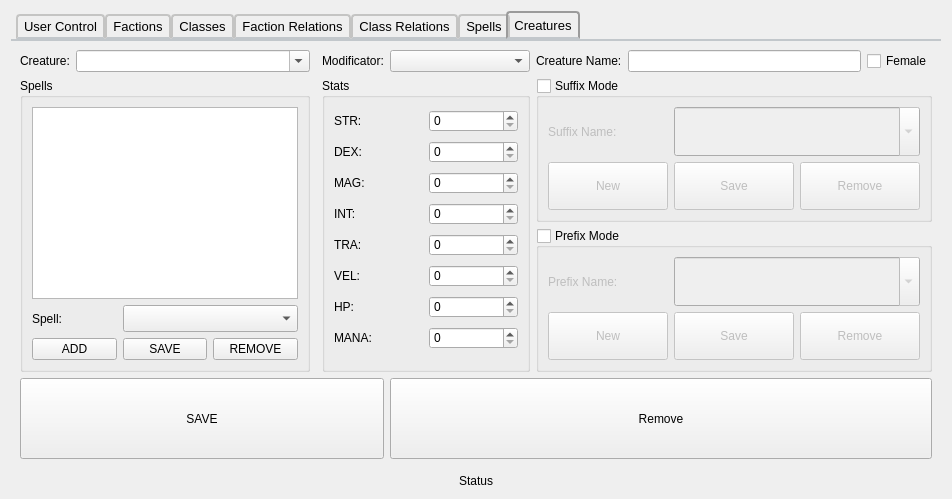
Old version of the form admincontrolform.ui in the repository SpaceWind/battle_progress_client.
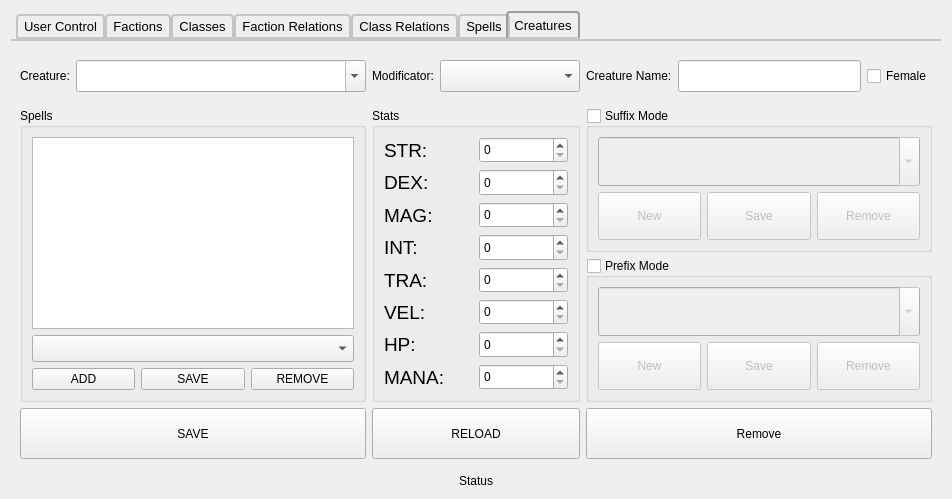
New version of the form. Icons and pictures are not drawn. Custom widgets are drawn as their Qt base class.

```diff
--- a/admincontrolform.ui
+++ b/admincontrolform.ui
@@ -1322,13 +1322,6 @@
             </property>
            </widget>
           </item>
-          <item row="1" column="0">
-           <widget class="QLabel" name="label_36">
-            <property name="text">
-             <string>Spell:</string>
-            </property>
-           </widget>
-          </item>
           <item row="3" column="1">
            <widget class="QPushButton" name="creature_spell_save">
             <property name="sizePolicy">
@@ -1355,7 +1348,30 @@
           <item row="0" column="0" colspan="3">
            <widget class="QListWidget" name="creature_spell_list"/>
           </item>
-          <item row="1" column="1" colspan="2">
+          <item row="3" column="2">
+           <widget class="QPushButton" name="creature_spell_remove">
+            <property name="sizePolicy">
+             <sizepolicy hsizetype="Minimum" vsizetype="Expanding">
+              <horstretch>0</horstretch>
+              <verstretch>0</verstretch>
+             </sizepolicy>
+            </property>
+            <property name="text">
+             <string>REMOVE</string>
+            </property>
+            <property name="icon">
+             <iconset resource="main.qrc">
+              <normaloff>:/assets/delete.ico</normaloff>:/assets/delete.ico</iconset>
+            </property>
+            <property name="iconSize">
+             <size>
+              <width>48</width>
+              <height>48</height>
+             </size>
+            </property>
+           </widget>
+          </item>
+          <item row="1" column="0" colspan="3">
            <widget class="CustomDropListComboBox" name="creature_spell_combobox">
             <property name="sizePolicy">
              <sizepolicy hsizetype="Preferred" vsizetype="Expanding">
@@ -1376,62 +1392,16 @@
 }
 
 QComboBox QAbstractItemView::item {
-min-height: 10px;
+min-height: 30px;
 margin-top: 3px;
 }
 </string>
             </property>
            </widget>
           </item>
-          <item row="3" column="2">
-           <widget class="QPushButton" name="creature_spell_remove">
-            <property name="sizePolicy">
-             <sizepolicy hsizetype="Minimum" vsizetype="Expanding">
-              <horstretch>0</horstretch>
-              <verstretch>0</verstretch>
-             </sizepolicy>
-            </property>
-            <property name="text">
-             <string>REMOVE</string>
-            </property>
-            <property name="icon">
-             <iconset resource="main.qrc">
-              <normaloff>:/assets/delete.ico</normaloff>:/assets/delete.ico</iconset>
-            </property>
-            <property name="iconSize">
-             <size>
-              <width>48</width>
-              <height>48</height>
-             </size>
-            </property>
-           </widget>
-          </item>
          </layout>
         </widget>
        </item>
-       <item row="4" column="4" colspan="4">
-        <widget class="QPushButton" name="creature_remove">
-         <property name="sizePolicy">
-          <sizepolicy hsizetype="Minimum" vsizetype="Expanding">
-           <horstretch>0</horstretch>
-           <verstretch>0</verstretch>
-          </sizepolicy>
-         </property>
-         <property name="text">
-          <string>Remove</string>
-         </property>
-         <property name="icon">
-          <iconset resource="main.qrc">
-           <normaloff>:/assets/delete.ico</normaloff>:/assets/delete.ico</iconset>
-         </property>
-         <property name="iconSize">
-          <size>
-           <width>48</width>
-           <height>48</height>
-          </size>
-         </property>
-        </widget>
-       </item>
        <item row="0" column="5">
         <widget class="QLabel" name="label_47">
          <property name="frameShadow">
@@ -1448,11 +1418,28 @@
        <item row="0" column="1">
         <widget class="QComboBox" name="creatures_combobox">
          <property name="sizePolicy">
-          <sizepolicy hsizetype="Expanding" vsizetype="Fixed">
+          <sizepolicy hsizetype="Expanding" vsizetype="Expanding">
            <horstretch>0</horstretch>
            <verstretch>0</verstretch>
           </sizepolicy>
          </property>
+         <property name="minimumSize">
+          <size>
+           <width>290</width>
+           <height>0</height>
+          </size>
+         </property>
+         <property name="maximumSize">
+          <size>
+           <width>16777215</width>
+           <height>32</height>
+          </size>
+         </property>
+         <property name="font">
+          <font>
+           <pointsize>10</pointsize>
+          </font>
+         </property>
          <property name="editable">
           <bool>true</bool>
          </property>
@@ -1471,37 +1458,25 @@
          </property>
         </widget>
        </item>
-       <item row="4" column="0" colspan="4">
-        <widget class="QPushButton" name="creature_save">
-         <property name="sizePolicy">
-          <sizepolicy hsizetype="Expanding" vsizetype="Expanding">
-           <horstretch>0</horstretch>
-           <verstretch>0</verstretch>
-          </sizepolicy>
-         </property>
-         <property name="text">
-          <string>SAVE</string>
-         </property>
-         <property name="icon">
-          <iconset resource="main.qrc">
-           <normaloff>:/assets/save.png</normaloff>:/assets/save.png</iconset>
-         </property>
-         <property name="iconSize">
-          <size>
-           <width>48</width>
-           <height>48</height>
-          </size>
-         </property>
-        </widget>
-       </item>
        <item row="0" column="6">
         <widget class="QLineEdit" name="creature_name">
          <property name="sizePolicy">
-          <sizepolicy hsizetype="Expanding" vsizetype="Fixed">
+          <sizepolicy hsizetype="Expanding" vsizetype="Expanding">
            <horstretch>0</horstretch>
            <verstretch>0</verstretch>
           </sizepolicy>
          </property>
+         <property name="maximumSize">
+          <size>
+           <width>16777215</width>
+           <height>32</height>
+          </size>
+         </property>
+         <property name="font">
+          <font>
+           <pointsize>10</pointsize>
+          </font>
+         </property>
         </widget>
        </item>
        <item row="0" column="3">
@@ -1529,13 +1504,6 @@
           <bool>false</bool>
          </property>
          <layout class="QGridLayout" name="gridLayout_14">
-          <item row="0" column="0">
-           <widget class="QLabel" name="label_45">
-            <property name="text">
-             <string>Suffix Name: </string>
-            </property>
-           </widget>
-          </item>
           <item row="1" column="0">
            <widget class="QPushButton" name="creature_suffix_new">
             <property name="sizePolicy">
@@ -1605,7 +1573,7 @@
             </property>
            </widget>
           </item>
-          <item row="0" column="1" colspan="2">
+          <item row="0" column="0" colspan="3">
            <widget class="QComboBox" name="creature_suffixes">
             <property name="sizePolicy">
              <sizepolicy hsizetype="Preferred" vsizetype="Preferred">
@@ -1690,13 +1658,6 @@
             </property>
            </widget>
           </item>
-          <item row="0" column="0">
-           <widget class="QLabel" name="label_46">
-            <property name="text">
-             <string>Prefix Name:</string>
-            </property>
-           </widget>
-          </item>
           <item row="1" column="2">
            <widget class="QPushButton" name="creature_prefix_remove">
             <property name="sizePolicy">
@@ -1720,7 +1681,7 @@
             </property>
            </widget>
           </item>
-          <item row="0" column="1" colspan="2">
+          <item row="0" column="0" colspan="3">
            <widget class="QComboBox" name="creature_prefixes">
             <property name="sizePolicy">
              <sizepolicy hsizetype="Preferred" vsizetype="Preferred">
@@ -1743,6 +1704,12 @@
        </item>
        <item row="0" column="7">
         <widget class="QCheckBox" name="creature_gender">
+         <property name="sizePolicy">
+          <sizepolicy hsizetype="Minimum" vsizetype="Expanding">
+           <horstretch>0</horstretch>
+           <verstretch>0</verstretch>
+          </sizepolicy>
+         </property>
          <property name="text">
           <string>Female</string>
          </property>
@@ -1760,93 +1727,189 @@
           <string>Stats</string>
          </property>
          <layout class="QGridLayout" name="gridLayout_13">
+          <item row="7" column="1">
+           <widget class="QSpinBox" name="creature_stats_mana">
+            <property name="sizePolicy">
+             <sizepolicy hsizetype="Minimum" vsizetype="Preferred">
+              <horstretch>0</horstretch>
+              <verstretch>0</verstretch>
+             </sizepolicy>
+            </property>
+           </widget>
+          </item>
+          <item row="4" column="1">
+           <widget class="QSpinBox" name="creature_stats_tra">
+            <property name="sizePolicy">
+             <sizepolicy hsizetype="Minimum" vsizetype="Preferred">
+              <horstretch>0</horstretch>
+              <verstretch>0</verstretch>
+             </sizepolicy>
+            </property>
+           </widget>
+          </item>
+          <item row="7" column="0">
+           <widget class="QLabel" name="label_44">
+            <property name="font">
+             <font>
+              <pointsize>14</pointsize>
+             </font>
+            </property>
+            <property name="text">
+             <string>MANA:</string>
+            </property>
+           </widget>
+          </item>
           <item row="6" column="0">
            <widget class="QLabel" name="label_43">
+            <property name="font">
+             <font>
+              <pointsize>14</pointsize>
+             </font>
+            </property>
             <property name="text">
              <string>HP:</string>
             </property>
            </widget>
           </item>
+          <item row="5" column="1">
+           <widget class="QSpinBox" name="creature_stats_vel">
+            <property name="sizePolicy">
+             <sizepolicy hsizetype="Minimum" vsizetype="Preferred">
+              <horstretch>0</horstretch>
+              <verstretch>0</verstretch>
+             </sizepolicy>
+            </property>
+           </widget>
+          </item>
           <item row="5" column="0">
            <widget class="QLabel" name="label_42">
+            <property name="font">
+             <font>
+              <pointsize>14</pointsize>
+             </font>
+            </property>
             <property name="text">
              <string>VEL:</string>
             </property>
            </widget>
           </item>
-          <item row="5" column="1">
-           <widget class="QSpinBox" name="creature_stats_vel"/>
-          </item>
-          <item row="6" column="1">
-           <widget class="QSpinBox" name="creature_stats_hp"/>
+          <item row="0" column="1">
+           <widget class="QSpinBox" name="creature_stats_str">
+            <property name="sizePolicy">
+             <sizepolicy hsizetype="Minimum" vsizetype="Preferred">
+              <horstretch>0</horstretch>
+              <verstretch>0</verstretch>
+             </sizepolicy>
+            </property>
+           </widget>
           </item>
           <item row="0" column="0">
            <widget class="QLabel" name="label_37">
+            <property name="font">
+             <font>
+              <pointsize>14</pointsize>
+             </font>
+            </property>
             <property name="text">
              <string>STR:</string>
             </property>
            </widget>
           </item>
-          <item row="0" column="1">
-           <widget class="QSpinBox" name="creature_stats_str"/>
+          <item row="6" column="1">
+           <widget class="QSpinBox" name="creature_stats_hp">
+            <property name="sizePolicy">
+             <sizepolicy hsizetype="Minimum" vsizetype="Preferred">
+              <horstretch>0</horstretch>
+              <verstretch>0</verstretch>
+             </sizepolicy>
+            </property>
+           </widget>
+          </item>
+          <item row="1" column="1">
+           <widget class="QSpinBox" name="creature_stats_dex">
+            <property name="sizePolicy">
+             <sizepolicy hsizetype="Minimum" vsizetype="Preferred">
+              <horstretch>0</horstretch>
+              <verstretch>0</verstretch>
+             </sizepolicy>
+            </property>
+           </widget>
           </item>
           <item row="1" column="0">
            <widget class="QLabel" name="label_38">
+            <property name="font">
+             <font>
+              <pointsize>14</pointsize>
+             </font>
+            </property>
             <property name="text">
              <string>DEX:</string>
             </property>
            </widget>
           </item>
-          <item row="1" column="1">
-           <widget class="QSpinBox" name="creature_stats_dex"/>
-          </item>
           <item row="2" column="0">
            <widget class="QLabel" name="label_39">
+            <property name="font">
+             <font>
+              <pointsize>14</pointsize>
+             </font>
+            </property>
             <property name="text">
              <string>MAG:</string>
             </property>
            </widget>
           </item>
           <item row="2" column="1">
-           <widget class="QSpinBox" name="creature_stats_mag"/>
+           <widget class="QSpinBox" name="creature_stats_mag">
+            <property name="sizePolicy">
+             <sizepolicy hsizetype="Minimum" vsizetype="Preferred">
+              <horstretch>0</horstretch>
+              <verstretch>0</verstretch>
+             </sizepolicy>
+            </property>
+           </widget>
+          </item>
+          <item row="3" column="1">
+           <widget class="QSpinBox" name="creature_stats_int">
+            <property name="sizePolicy">
+             <sizepolicy hsizetype="Minimum" vsizetype="Preferred">
+              <horstretch>0</horstretch>
+              <verstretch>0</verstretch>
+             </sizepolicy>
+            </property>
+           </widget>
           </item>
           <item row="3" column="0">
            <widget class="QLabel" name="label_40">
+            <property name="font">
+             <font>
+              <pointsize>14</pointsize>
+             </font>
+            </property>
             <property name="text">
              <string>INT:</string>
             </property>
            </widget>
           </item>
-          <item row="3" column="1">
-           <widget class="QSpinBox" name="creature_stats_int"/>
-          </item>
           <item row="4" column="0">
            <widget class="QLabel" name="label_41">
+            <property name="font">
+             <font>
+              <pointsize>14</pointsize>
+             </font>
+            </property>
             <property name="text">
              <string>TRA:</string>
             </property>
            </widget>
           </item>
-          <item row="4" column="1">
-           <widget class="QSpinBox" name="creature_stats_tra"/>
-          </item>
-          <item row="7" column="0">
-           <widget class="QLabel" name="label_44">
-            <property name="text">
-             <string>MANA:</string>
-            </property>
-           </widget>
-          </item>
-          <item row="7" column="1">
-           <widget class="QSpinBox" name="creature_stats_mana"/>
-          </item>
          </layout>
         </widget>
        </item>
        <item row="0" column="4">
-        <widget class="QComboBox" name="creature_mod">
+        <widget class="CustomDropListComboBox" name="creature_mod">
          <property name="sizePolicy">
-          <sizepolicy hsizetype="Preferred" vsizetype="Fixed">
+          <sizepolicy hsizetype="Preferred" vsizetype="Expanding">
            <horstretch>0</horstretch>
            <verstretch>0</verstretch>
           </sizepolicy>
@@ -1855,6 +1918,92 @@
           <size>
            <width>140</width>
            <height>0</height>
+          </size>
+         </property>
+         <property name="maximumSize">
+          <size>
+           <width>16777215</width>
+           <height>32</height>
+          </size>
+         </property>
+         <property name="font">
+          <font>
+           <pointsize>10</pointsize>
+          </font>
+         </property>
+         <property name="contextMenuPolicy">
+          <enum>Qt::CustomContextMenu</enum>
+         </property>
+         <property name="layoutDirection">
+          <enum>Qt::LeftToRight</enum>
+         </property>
+        </widget>
+       </item>
+       <item row="4" column="5" colspan="3">
+        <widget class="QPushButton" name="creature_remove">
+         <property name="sizePolicy">
+          <sizepolicy hsizetype="Minimum" vsizetype="Expanding">
+           <horstretch>0</horstretch>
+           <verstretch>0</verstretch>
+          </sizepolicy>
+         </property>
+         <property name="text">
+          <string>Remove</string>
+         </property>
+         <property name="icon">
+          <iconset resource="main.qrc">
+           <normaloff>:/assets/delete.ico</normaloff>:/assets/delete.ico</iconset>
+         </property>
+         <property name="iconSize">
+          <size>
+           <width>48</width>
+           <height>48</height>
+          </size>
+         </property>
+        </widget>
+       </item>
+       <item row="4" column="3" colspan="2">
+        <widget class="QPushButton" name="creature_reload">
+         <property name="sizePolicy">
+          <sizepolicy hsizetype="Minimum" vsizetype="Preferred">
+           <horstretch>0</horstretch>
+           <verstretch>0</verstretch>
+          </sizepolicy>
+         </property>
+         <property name="text">
+          <string>RELOAD</string>
+         </property>
+         <property name="icon">
+          <iconset resource="main.qrc">
+           <normaloff>:/assets/refresh.ico</normaloff>:/assets/refresh.ico</iconset>
+         </property>
+         <property name="iconSize">
+          <size>
+           <width>48</width>
+           <height>48</height>
+          </size>
+         </property>
+        </widget>
+       </item>
+       <item row="4" column="0" colspan="2">
+        <widget class="QPushButton" name="creature_save">
+         <property name="sizePolicy">
+          <sizepolicy hsizetype="Expanding" vsizetype="Expanding">
+           <horstretch>0</horstretch>
+           <verstretch>0</verstretch>
+          </sizepolicy>
+         </property>
+         <property name="text">
+          <string>SAVE</string>
+         </property>
+         <property name="icon">
+          <iconset resource="main.qrc">
+           <normaloff>:/assets/save.png</normaloff>:/assets/save.png</iconset>
+         </property>
+         <property name="iconSize">
+          <size>
+           <width>48</width>
+           <height>48</height>
           </size>
          </property>
         </widget>
```
